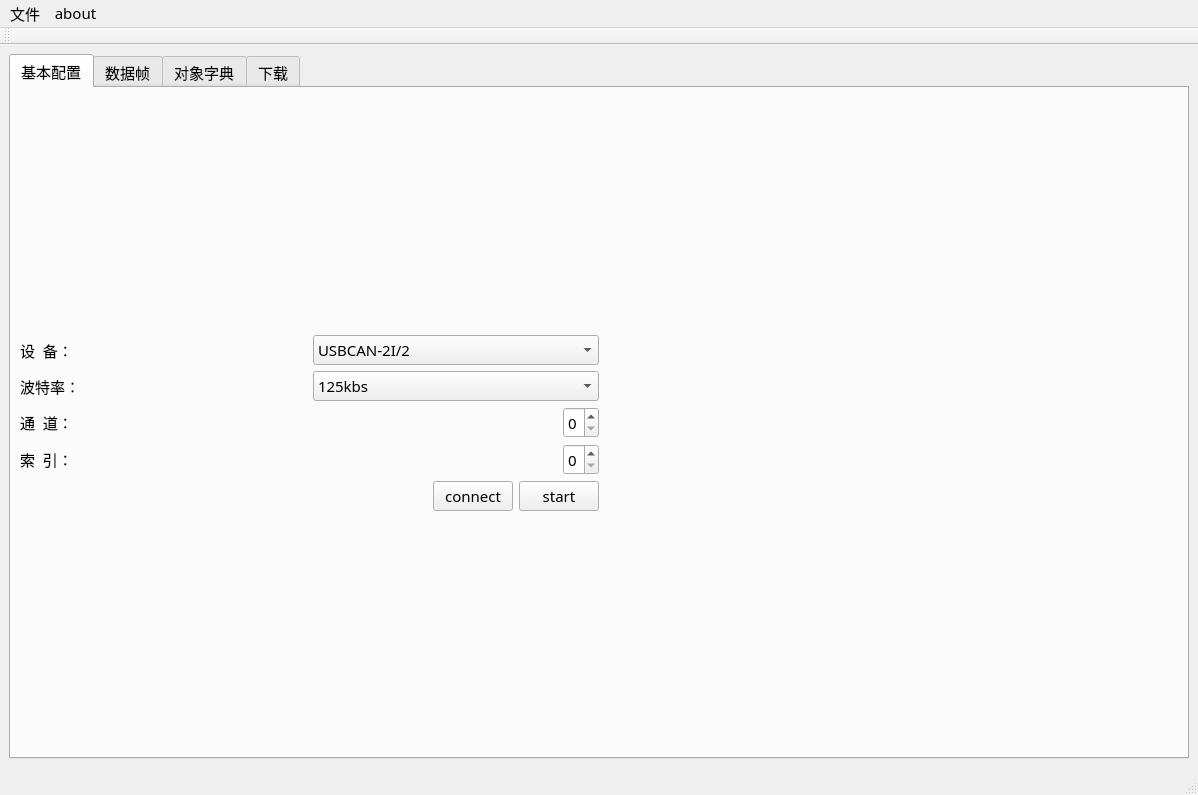
This is ui/main_window.ui in sufengfeng/SAFE_PLD as Qt 5 draws it before an edit. The edited form follows.
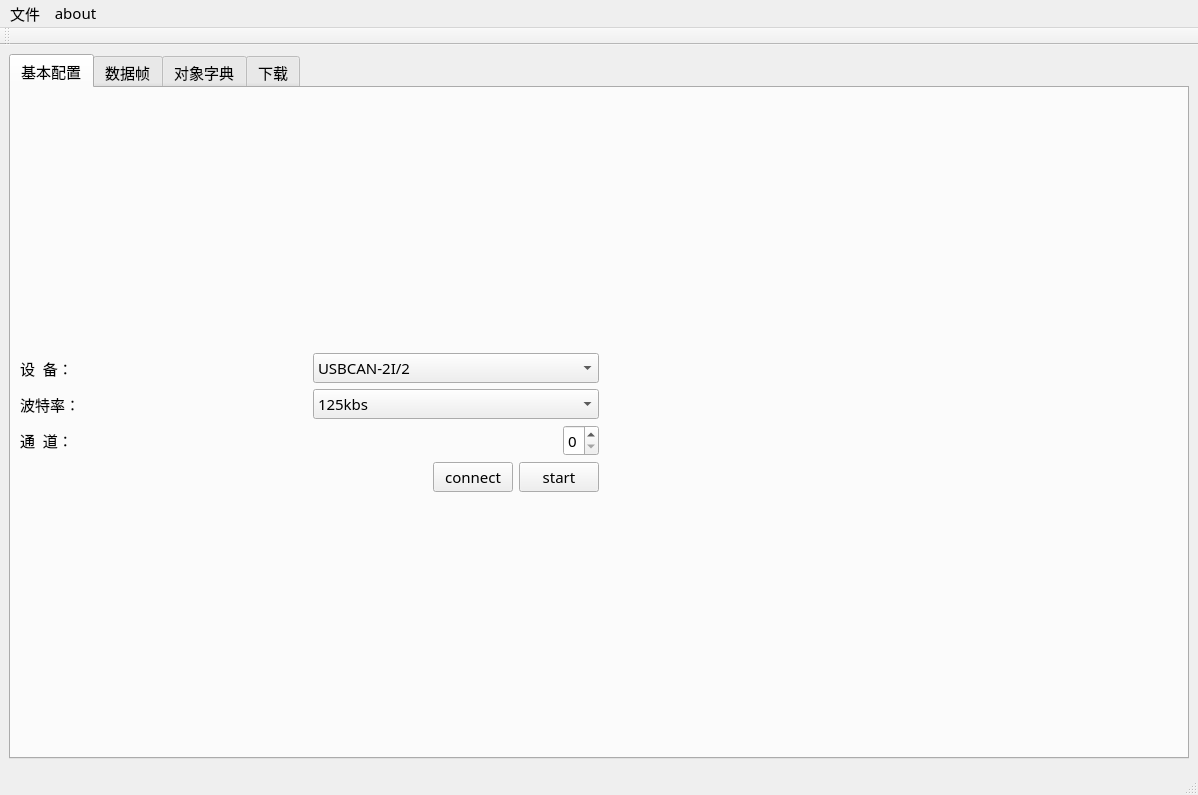
This is the edited form. The open tabs and pages were chosen to show the change.

What changed in the file:
```diff
--- a/ui/main_window.ui
+++ b/ui/main_window.ui
@@ -120,7 +120,7 @@
            </layout>
           </item>
           <item>
-           <layout class="QHBoxLayout" name="horizontalLayout_7">
+           <layout class="QHBoxLayout" name="horizontalLayout_8">
             <item>
              <widget class="QLabel" name="label_7">
               <property name="text">
@@ -129,37 +129,6 @@
              </widget>
             </item>
             <item>
-             <spacer name="horizontalSpacer_5">
-              <property name="orientation">
-               <enum>Qt::Horizontal</enum>
-              </property>
-              <property name="sizeHint" stdset="0">
-               <size>
-                <width>40</width>
-                <height>20</height>
-               </size>
-              </property>
-             </spacer>
-            </item>
-            <item>
-             <widget class="QSpinBox" name="spinBox">
-              <property name="maximum">
-               <number>1</number>
-              </property>
-             </widget>
-            </item>
-           </layout>
-          </item>
-          <item>
-           <layout class="QHBoxLayout" name="horizontalLayout_8">
-            <item>
-             <widget class="QLabel" name="label_8">
-              <property name="text">
-               <string>索  引：</string>
-              </property>
-             </widget>
-            </item>
-            <item>
              <spacer name="horizontalSpacer_6">
               <property name="orientation">
                <enum>Qt::Horizontal</enum>
```
Left out of the diff: 4 changed lines with no effect on the pictures.
